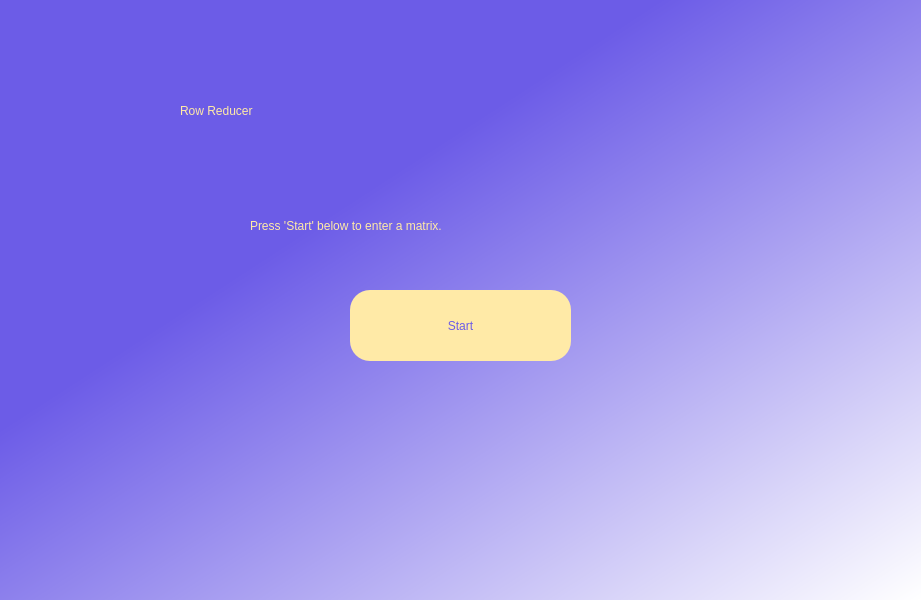
Before: the Qt Designer form src/welcomescreen.ui in santy81855/Echelon, drawn with Qt 5.
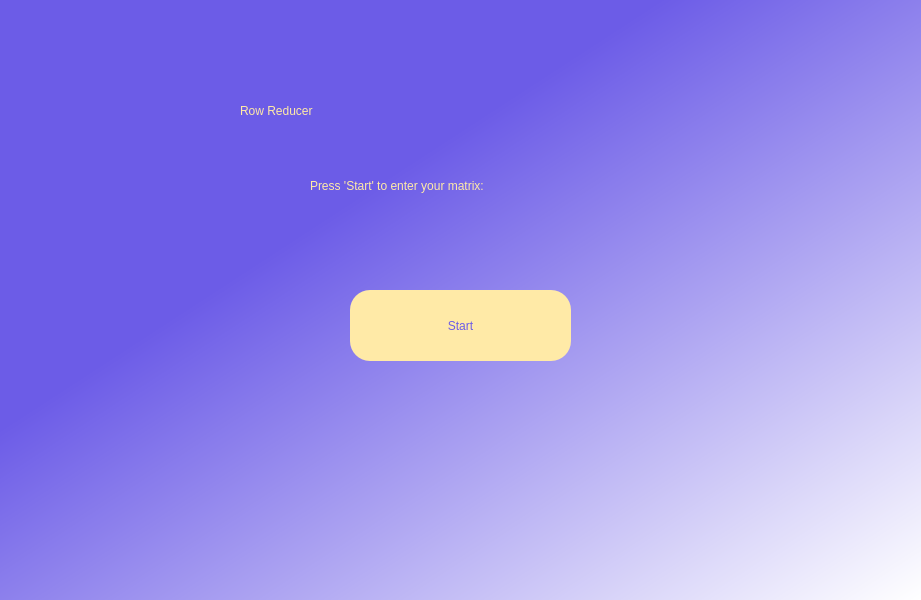
After: the same form once the commit is applied.

Diff of the .ui file:
```diff
--- a/src/welcomescreen.ui
+++ b/src/welcomescreen.ui
@@ -29,7 +29,7 @@
    <widget class="QLabel" name="label">
     <property name="geometry">
      <rect>
-      <x>180</x>
+      <x>240</x>
       <y>50</y>
       <width>601</width>
       <height>121</height>
@@ -46,9 +46,9 @@
    <widget class="QLabel" name="label_2">
     <property name="geometry">
      <rect>
-      <x>250</x>
-      <y>210</y>
-      <width>441</width>
+      <x>310</x>
+      <y>170</y>
+      <width>341</width>
       <height>31</height>
      </rect>
     </property>
@@ -57,7 +57,7 @@
 color:rgb(255, 234, 167);</string>
     </property>
     <property name="text">
-     <string>Press 'Start' below to enter a matrix.</string>
+     <string>Press 'Start' to enter your matrix:</string>
     </property>
    </widget>
    <widget class="QPushButton" name="start_button">
```
